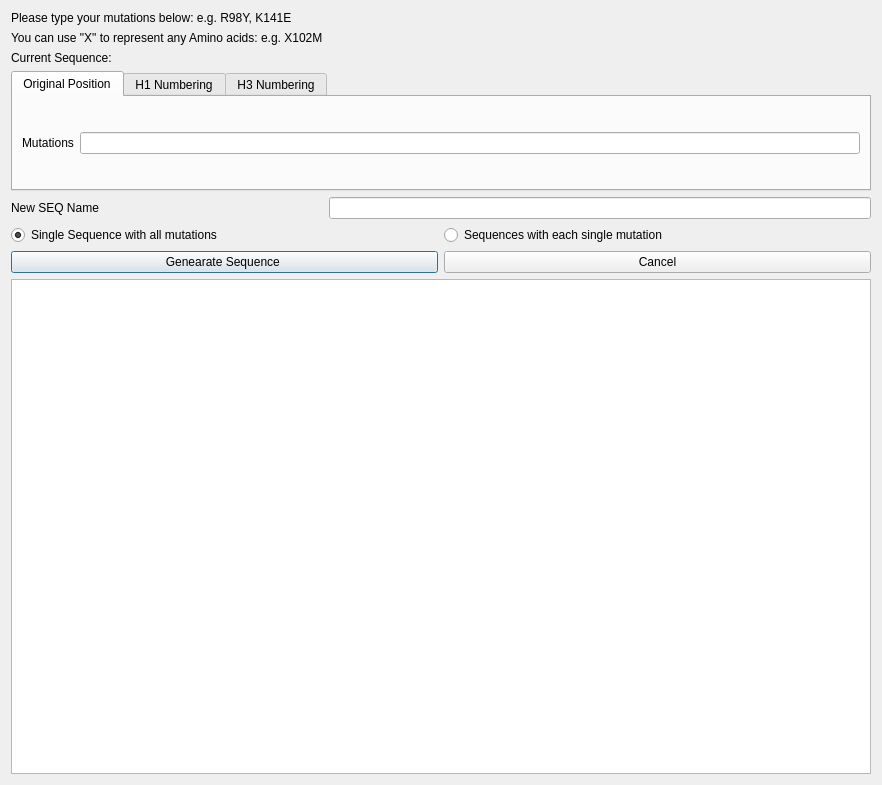
First picture: the form in mutationdialog.ui, repository WilsonImmunologyLab/Librator, before the edit.
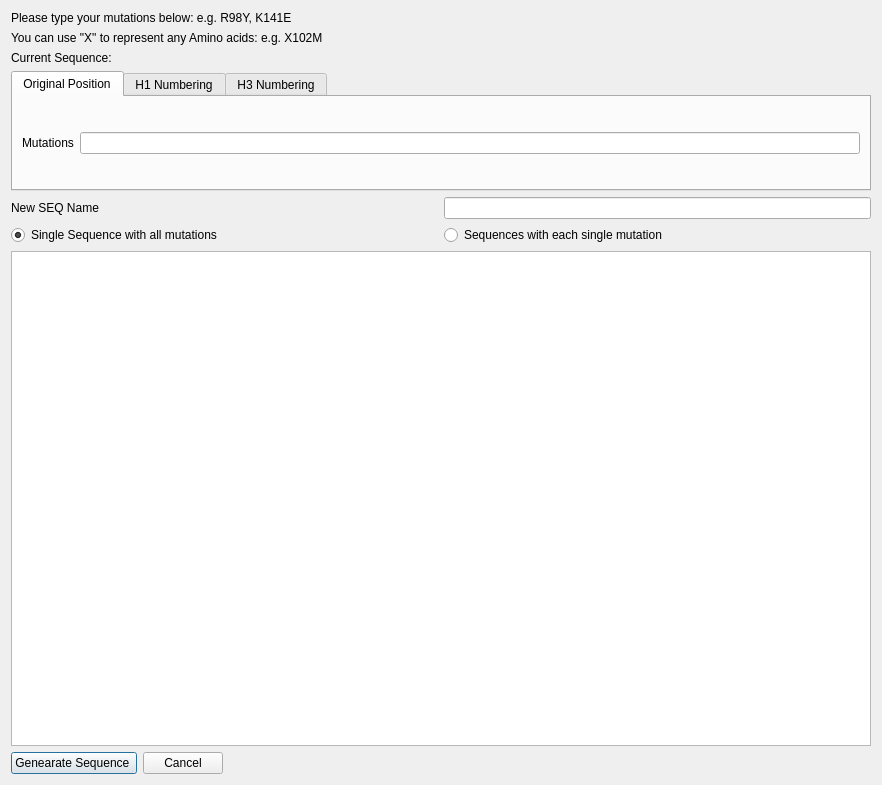
Second picture: the form after the edit.

```diff
--- a/mutationdialog.ui
+++ b/mutationdialog.ui
@@ -122,6 +122,18 @@
      </property>
     </widget>
    </item>
+   <item row="8" column="0" colspan="2">
+    <widget class="QTextEdit" name="textEdit">
+     <property name="font">
+      <font>
+       <family>Courier New</family>
+       <pointsize>18</pointsize>
+       <weight>50</weight>
+       <bold>false</bold>
+      </font>
+     </property>
+    </widget>
+   </item>
    <item row="0" column="0" colspan="2">
     <widget class="QLabel" name="Title">
      <property name="text">
@@ -129,27 +141,6 @@
      </property>
     </widget>
    </item>
-   <item row="7" column="0" colspan="2">
-    <layout class="QHBoxLayout" name="horizontalLayout">
-     <item>
-      <widget class="QPushButton" name="addMutation">
-       <property name="text">
-        <string>Genearate Sequence </string>
-       </property>
-       <property name="default">
-        <bool>true</bool>
-       </property>
-      </widget>
-     </item>
-     <item>
-      <widget class="QPushButton" name="cancel">
-       <property name="text">
-        <string>Cancel</string>
-       </property>
-      </widget>
-     </item>
-    </layout>
-   </item>
    <item row="2" column="0">
     <widget class="QLabel" name="CurSeqLab">
      <property name="text">
@@ -178,17 +169,39 @@
      </item>
     </layout>
    </item>
-   <item row="8" column="0" colspan="2">
-    <widget class="QTextEdit" name="textEdit">
-     <property name="font">
-      <font>
-       <family>Courier New</family>
-       <pointsize>18</pointsize>
-       <weight>50</weight>
-       <bold>false</bold>
-      </font>
-     </property>
-    </widget>
+   <item row="9" column="0">
+    <layout class="QHBoxLayout" name="horizontalLayout">
+     <item>
+      <widget class="QPushButton" name="addMutation">
+       <property name="text">
+        <string>Genearate Sequence </string>
+       </property>
+       <property name="default">
+        <bool>true</bool>
+       </property>
+      </widget>
+     </item>
+     <item>
+      <widget class="QPushButton" name="cancel">
+       <property name="text">
+        <string>Cancel</string>
+       </property>
+      </widget>
+     </item>
+     <item>
+      <spacer name="horizontalSpacer">
+       <property name="orientation">
+        <enum>Qt::Horizontal</enum>
+       </property>
+       <property name="sizeHint" stdset="0">
+        <size>
+         <width>40</width>
+         <height>20</height>
+        </size>
+       </property>
+      </spacer>
+     </item>
+    </layout>
    </item>
   </layout>
  </widget>
```
